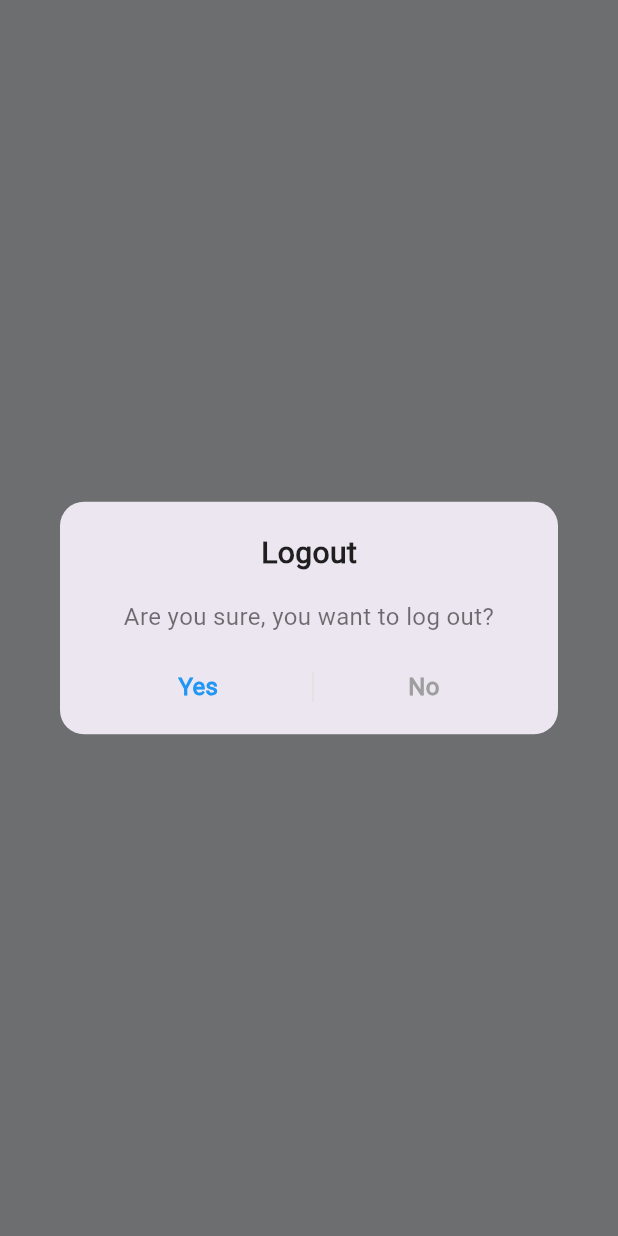
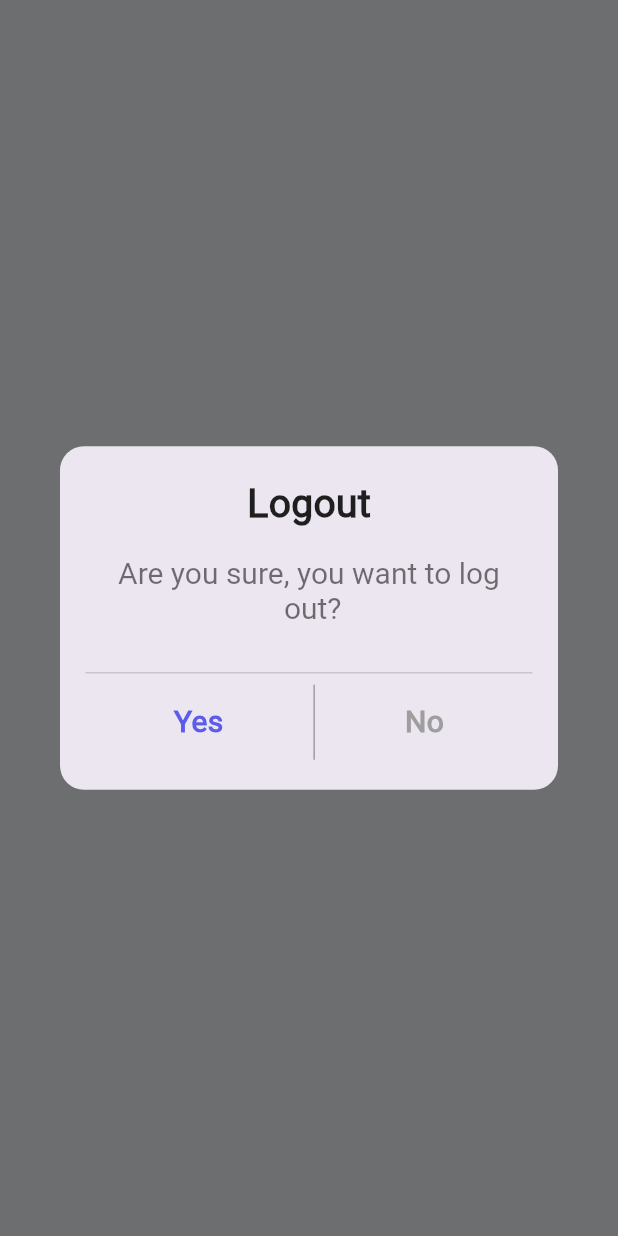
Before and after one commit to hanifinno/ezycourse, a Flutter app: what showLogoutDialog() shows on an empty page, opened directly, on a phone screen of 412 x 824 dp. Run offline on Flutter 3.47's test engine with Material 3 defaults, Android fonts, the light colour scheme and no system bars; our stand-ins replace cached_network_image, carousel_slider, chewie, connectivity_plus, dio, dropdown_search and 13 more; missing offline and left inert: flutter_reaction_button, reaction_button; accounts and stored records are empty; network calls fail.

Commit message:
Logout dialog modifed

```diff
--- a/lib/app/global_components/custom_app_bar.dart
+++ b/lib/app/global_components/custom_app_bar.dart
@@ -15,13 +15,8 @@ class CustomAppBar extends StatelessWidget implements PreferredSizeWidget {
   @override
   Widget build(BuildContext context) {
     return AppBar(
-      leading: Image.asset(AppAssets.MENU),
-      // IconButton(
-      //   icon: const Icon(Icons.menu),
-      //   onPressed: () {
-      //     Scaffold.of(context).openDrawer();
-      //   },
-      // ),
+      leading: Image.asset(AppAssets.MENU, height: 20,width: 20,),
+
       title: Column(
         crossAxisAlignment: CrossAxisAlignment.start,
         children: [
--- a/lib/app/modules/home/components/logout/logout_dialog.dart
+++ b/lib/app/modules/home/components/logout/logout_dialog.dart
@@ -1,8 +1,11 @@
+import 'package:ezycourse/app/modules/home/controllers/home_controller.dart';
+import 'package:ezycourse/app/utils/color.dart';
 import 'package:flutter/material.dart';
 import 'package:get/get.dart';
 
 class LogoutDialog {
   static void showLogoutDialog() {
+    HomeController controller = Get.find();
     Get.dialog(
       Dialog(
         shape: RoundedRectangleBorder(
@@ -17,7 +20,7 @@ class LogoutDialog {
               const Text(
                 'Logout',
                 style: TextStyle(
-                  fontSize: 20,
+                  fontSize: 26,
                   fontWeight: FontWeight.bold,
                   color: Colors.black87,
                 ),
@@ -25,53 +28,60 @@ class LogoutDialog {
               const SizedBox(height: 16),
 
               // Subtitle
-              const Text(
-                'Are you sure, you want to log out?',
+              RichText(
                 textAlign: TextAlign.center,
-                style: TextStyle(
-                  fontSize: 16,
-                  color: Colors.black54,
+                text: const TextSpan(
+                  text: 'Are you sure, you want to log\n ',
+                  style: TextStyle(
+                    fontSize: 20,
+                    color: Colors.black54,
+                  ),
+                  children: [
+                    TextSpan(
+                      text: 'out?',
+                      style: TextStyle(
+                        fontSize: 20,
+                        color: Colors.black54,
+                      ),
+                    ),
+                  ],
                 ),
               ),
+
               const SizedBox(height: 24),
+              const Divider(
+                indent: 1,
+                endIndent: 1,
+              ),
 
-              // Buttons Row
               Row(
                 mainAxisAlignment: MainAxisAlignment.spaceEvenly,
                 children: [
-                  // Yes Button
                   GestureDetector(
                     onTap: () {
-                      Get.back(); // Close the dialog
-                      // Add logout logic here
-                      print('Logged out');
+                      controller.logout();
                     },
                     child: const Text(
                       'Yes',
                       style: TextStyle(
-                        fontSize: 16,
-                        fontWeight: FontWeight.bold,
-                        color: Colors.blue,
-                      ),
+                          fontSize: 20,
+                          fontWeight: FontWeight.bold,
+                          color: PURPLE),
                     ),
                   ),
-
-                  // Divider
                   Container(
                     width: 1,
-                    height: 20,
-                    color: Colors.grey.shade300,
+                    height: 50,
+                    color: Colors.grey,
                   ),
-
-                  // No Button
                   GestureDetector(
                     onTap: () {
-                      Get.back(); // Close the dialog
+                      Get.back();
                     },
                     child: const Text(
                       'No',
                       style: TextStyle(
-                        fontSize: 16,
+                        fontSize: 20,
                         fontWeight: FontWeight.bold,
                         color: Colors.grey,
                       ),
--- a/lib/app/utils/color.dart
+++ b/lib/app/utils/color.dart
@@ -3,6 +3,7 @@ import 'package:flutter/material.dart';
 const Color PRIMARY_COLOR = Color(0xff023d45);
 const Color PRIMARY_COLOR_3 = Color(0xff115c67);
 const Color PRIMARY_COLOR_2 = Color(0xff307777);
+const Color PURPLE = Color(0xff5D5BE9);
 const Color BORDER_COLOR = Color(0x29d0d5dd);
 const Color PRIMARY_LIGHT_COLOR = Color(0xffE9F0F0);
 const Color PRIMARY_L_COLOR = Color(0xffDFFCFC);
```
